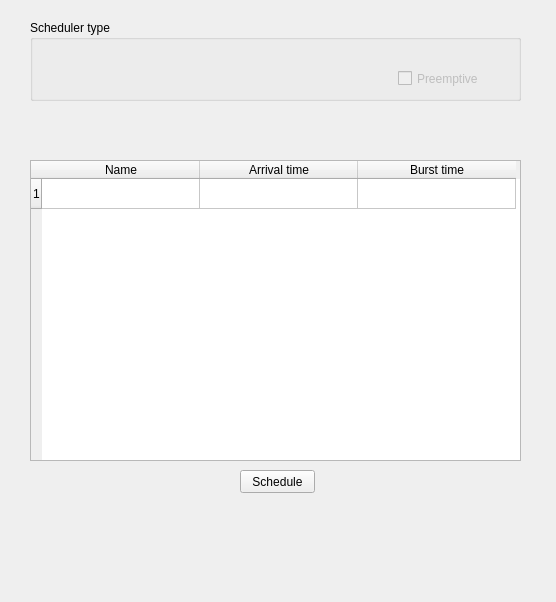
Qt form mainwindow.ui (youssefMagdy29/OS-Scheduler) before a commit.
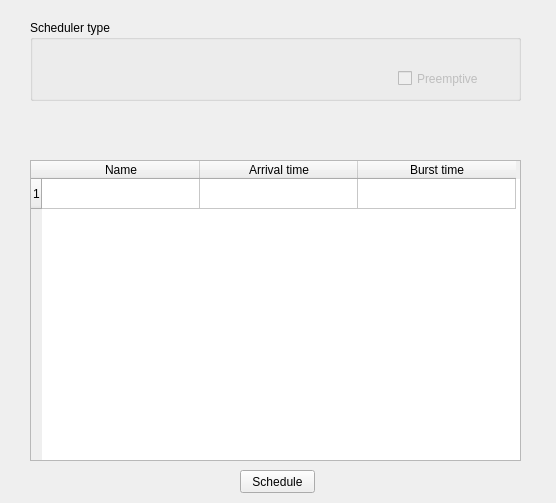
The same form after that commit.

Commit message: adding type enum and updating currType

The edit to the form file:
```diff
--- a/mainwindow.ui
+++ b/mainwindow.ui
@@ -7,19 +7,19 @@
     <x>0</x>
     <y>0</y>
     <width>556</width>
-    <height>602</height>
+    <height>503</height>
    </rect>
   </property>
   <property name="minimumSize">
    <size>
     <width>556</width>
-    <height>602</height>
+    <height>503</height>
    </size>
   </property>
   <property name="maximumSize">
    <size>
     <width>556</width>
-    <height>602</height>
+    <height>503</height>
    </size>
   </property>
   <property name="windowTitle">
```
The commit also changes 2 other files.
